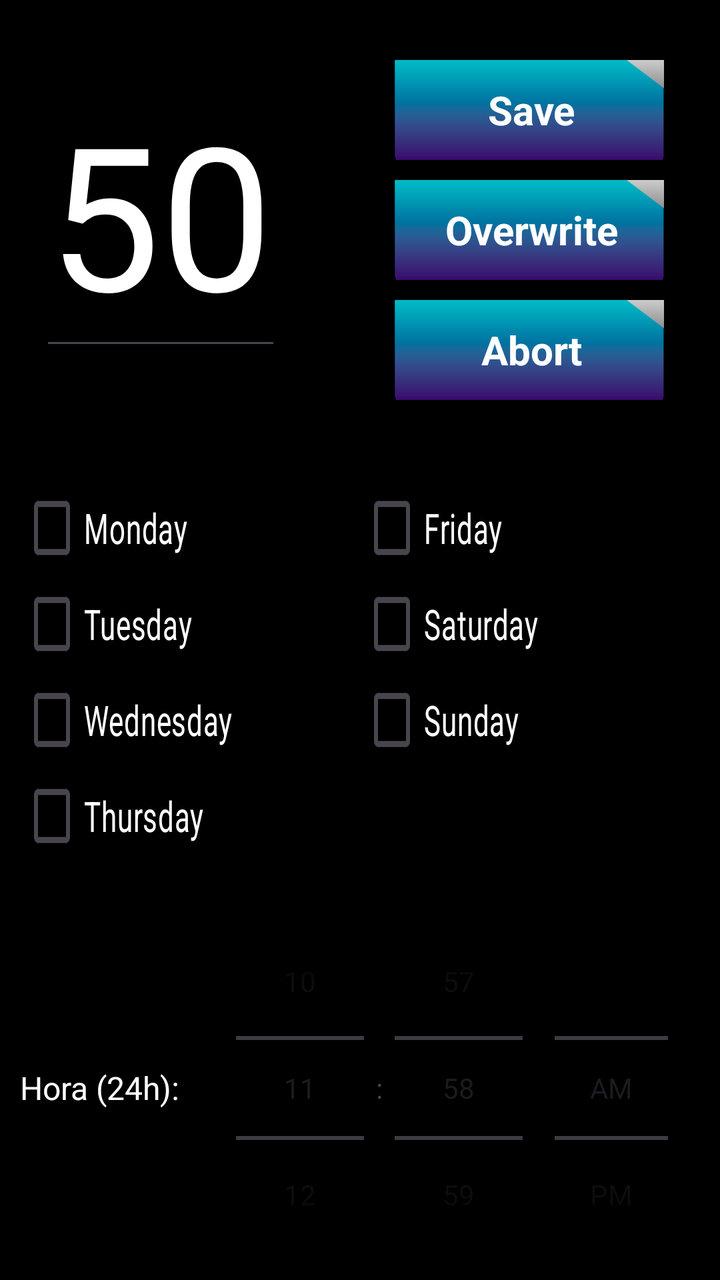
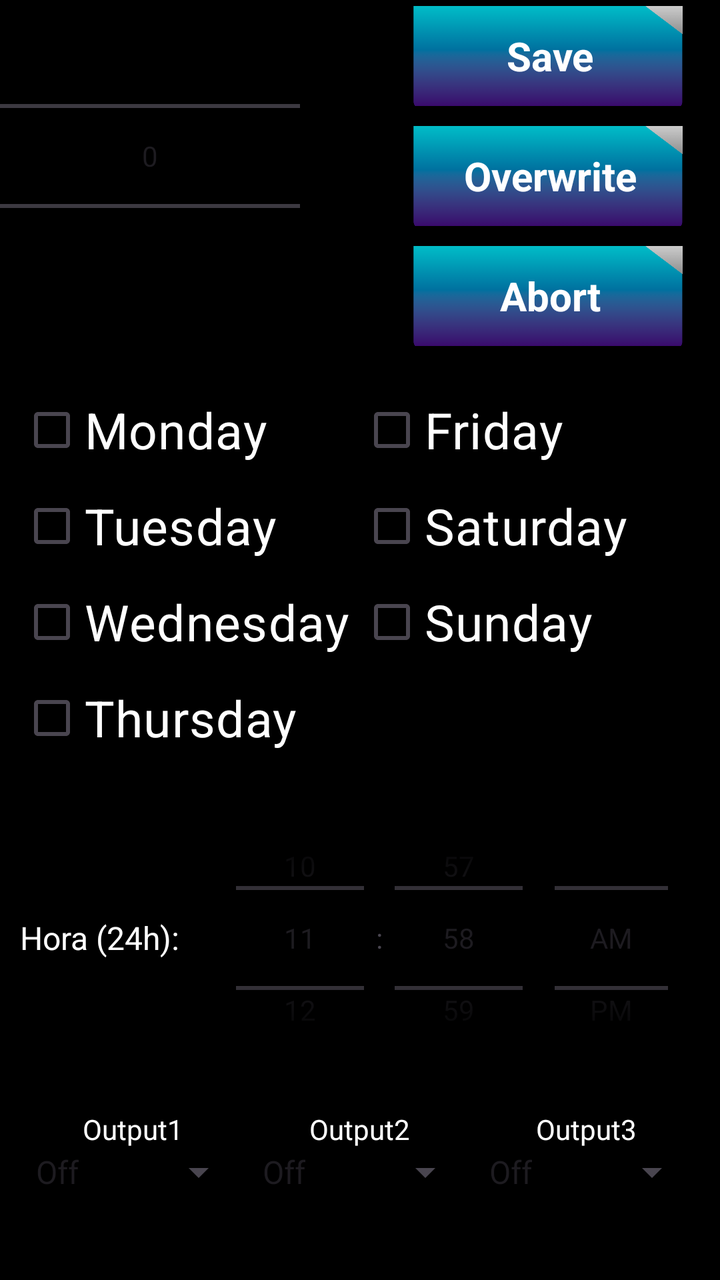

The first picture is an Android layout as it rendered before a commit; the second is the same layout after the commit. The layout source and the unified diff follow.
<!-- AndroidManifest.xml: application theme Theme.DigitalTimer -->
<!-- res/layout/fragment__set_alarm.xml -->
<?xml version="1.0" encoding="utf-8"?>
<LinearLayout xmlns:android="http://schemas.android.com/apk/res/android"
    xmlns:tools="http://schemas.android.com/tools"
    android:layout_width="match_parent"
    android:layout_height="match_parent"
    tools:context=".fragment_SetAlarm"
    android:background="@color/black"
    android:orientation="vertical"
    >




    <Space
        android:layout_width="wrap_content"
        android:layout_height="30dp"
        ></Space>

    <LinearLayout
        android:layout_width="match_parent"
        android:layout_height="wrap_content"
        android:orientation="vertical">

        <LinearLayout
            android:layout_width="wrap_content"
            android:layout_height="wrap_content"
            android:orientation="horizontal"
            >

            <EditText
                android:layout_width="wrap_content"
                android:layout_height="wrap_content"
                android:text="50"
                android:textSize="100dp"
                android:textColor="@color/white"
                android:hint="0"
                android:layout_marginStart="20dp"
                ></EditText>

            <Space
                android:layout_width="50dp"
                android:layout_height="wrap_content"
                ></Space>

            <LinearLayout
                android:layout_width="wrap_content"
                android:layout_height="wrap_content"
                android:orientation="vertical">

                <FrameLayout
                    android:id="@+id/ID_ButtonSave"
                    android:layout_width="150dp"
                    android:layout_height="50dp"
                    android:clickable="true"
                    android:focusable="true"
                    android:layout_gravity="center_horizontal"
                    android:layout_marginBottom="10dp"
                    android:layout_weight="0.33"
                    >

                    <ImageView
                        android:id="@+id/ID_ButtonImageSave"
                        android:layout_width="match_parent"
                        android:layout_height="match_parent"
                        android:src="@drawable/disable"
                        android:scaleType="centerCrop"></ImageView>

                    <TextView
                        android:id="@+id/ID_ButtonTextSave"
                        android:layout_width="match_parent"
                        android:layout_height="match_parent"
                        android:gravity="center"
                        android:text="Save"
                        android:textSize="20dp"
                        android:textColor="@color/white"
                        android:textStyle="bold"></TextView>

                </FrameLayout>
                <FrameLayout
                    android:id="@+id/ID_ButtonOverWrite"
                    android:layout_width="150dp"
                    android:layout_height="50dp"
                    android:clickable="true"
                    android:focusable="true"
                    android:layout_gravity="center_horizontal"
                    android:layout_marginBottom="10dp"
                    android:layout_weight="0.33"
                    >

                    <ImageView
                        android:id="@+id/ID_ButtonImageOverWrite"
                        android:layout_width="match_parent"
                        android:layout_height="match_parent"
                        android:src="@drawable/disable"
                        android:scaleType="centerCrop"></ImageView>

                    <TextView
                        android:id="@+id/ID_ButtonTextOverWrite"
                        android:layout_width="match_parent"
                        android:layout_height="match_parent"
                        android:gravity="center"
                        android:text="Overwrite"
                        android:textSize="20dp"
                        android:textColor="@color/white"
                        android:textStyle="bold"></TextView>

                </FrameLayout>
                <FrameLayout
                    android:id="@+id/ID_ButtonAbort"
                    android:layout_width="150dp"
                    android:layout_height="50dp"
                    android:clickable="true"
                    android:focusable="true"
                    android:layout_gravity="center_horizontal"
                    android:layout_marginBottom="10dp"
                    android:layout_weight="0.33"
                    >

                    <ImageView
                        android:id="@+id/ID_ButtonImageAbort"
                        android:layout_width="match_parent"
                        android:layout_height="match_parent"
                        android:src="@drawable/disable"
                        android:scaleType="centerCrop"></ImageView>

                    <TextView
                        android:id="@+id/ID_ButtonTextAbort"
                        android:layout_width="match_parent"
                        android:layout_height="match_parent"
                        android:gravity="center"
                        android:text="Abort"
                        android:textSize="20dp"
                        android:textColor="@color/white"
                        android:textStyle="bold"></TextView>

                </FrameLayout>



            </LinearLayout>
        </LinearLayout>

        <Space
            android:layout_width="wrap_content"
            android:layout_height="30dp"
            ></Space>

        <LinearLayout
            android:layout_width="match_parent"
            android:layout_height="wrap_content"
            android:layout_marginStart="10dp"
            android:layout_marginEnd="10dp"
            android:orientation="vertical">

            <LinearLayout
                android:layout_width="match_parent"
                android:layout_height="wrap_content"
                android:orientation="horizontal">

                <LinearLayout
                    android:layout_width="0dp"
                    android:layout_height="wrap_content"
                    android:layout_weight="1"
                    android:orientation="vertical">

                    <CheckBox
                        android:layout_width="wrap_content"
                        android:layout_height="wrap_content"
                        android:scaleX="1"
                        android:scaleY="1.5"
                        android:text="Monday"
                        android:textColor="@color/white"></CheckBox>

                    <CheckBox
                        android:layout_width="wrap_content"
                        android:layout_height="wrap_content"
                        android:scaleX="1"
                        android:scaleY="1.5"
                        android:text="Tuesday"
                        android:textColor="@color/white"></CheckBox>

                    <CheckBox
                        android:layout_width="wrap_content"
                        android:layout_height="wrap_content"
                        android:scaleX="1"
                        android:scaleY="1.5"
                        android:text="Wednesday"
                        android:textColor="@color/white"></CheckBox>

                    <CheckBox
                        android:layout_width="wrap_content"
                        android:layout_height="wrap_content"
                        android:scaleX="1"
                        android:scaleY="1.5"
                        android:text="Thursday"
                        android:textColor="@color/white"></CheckBox>

                </LinearLayout>

                <LinearLayout
                    android:layout_width="0dp"
                    android:layout_height="wrap_content"
                    android:layout_weight="1"
                    android:orientation="vertical">

                    <CheckBox
                        android:layout_width="wrap_content"
                        android:layout_height="wrap_content"
                        android:scaleX="1"
                        android:scaleY="1.5"
                        android:text="Friday"
                        android:textColor="@color/white"></CheckBox>

                    <CheckBox
                        android:layout_width="wrap_content"
                        android:layout_height="wrap_content"
                        android:scaleX="1"
                        android:scaleY="1.5"
                        android:text="Saturday"
                        android:textColor="@color/white"></CheckBox>

                    <CheckBox
                        android:layout_width="wrap_content"
                        android:layout_height="wrap_content"
                        android:scaleX="1"
                        android:scaleY="1.5"
                        android:text="Sunday"
                        android:textColor="@color/white"></CheckBox>

                </LinearLayout>

            </LinearLayout>

            <LinearLayout
                android:layout_width="match_parent"
                android:layout_height="wrap_content"
                android:layout_marginTop="16dp"
                android:gravity="center_vertical"
                android:orientation="horizontal">

                <TextView
                    android:layout_width="wrap_content"
                    android:layout_height="wrap_content"
                    android:layout_marginEnd="12dp"
                    android:text="Hora (24h):"
                    android:textColor="@color/white"
                    android:textSize="16sp"></TextView>

                <TimePicker
                    android:id="@+id/ID_TimePicker24h"
                    android:layout_width="wrap_content"
                    android:layout_height="wrap_content"
                    android:timePickerMode="spinner"></TimePicker>

            </LinearLayout>

        </LinearLayout>

        <Space
            android:layout_width="wrap_content"
            android:layout_height="20dp"></Space>

        <LinearLayout
            android:layout_width="match_parent"
            android:layout_height="wrap_content"
            android:layout_marginStart="10dp"
            android:layout_marginEnd="10dp"
            android:gravity="center"
            android:orientation="horizontal">

            <LinearLayout
                android:layout_width="0dp"
                android:layout_height="wrap_content"
                android:layout_weight="1"
                android:gravity="center_horizontal"
                android:orientation="vertical">

                <Spinner
                    android:id="@+id/ID_SpinnerOutput1"
                    android:layout_width="wrap_content"
                    android:layout_height="wrap_content"
                    android:entries="@array/output_selector_options"
                    android:spinnerMode="dropdown"></Spinner>

                <TextView
                    android:layout_width="wrap_content"
                    android:layout_height="wrap_content"
                    android:layout_marginTop="8dp"
                    android:text="Output1"
                    android:textColor="@color/white"></TextView>
            </LinearLayout>

            <LinearLayout
                android:layout_width="0dp"
                android:layout_height="wrap_content"
                android:layout_weight="1"
                android:gravity="center_horizontal"
                android:orientation="vertical">

                <Spinner
                    android:id="@+id/ID_SpinnerOutput2"
                    android:layout_width="wrap_content"
                    android:layout_height="wrap_content"
                    android:entries="@array/output_selector_options"
                    android:spinnerMode="dropdown"></Spinner>

                <TextView
                    android:layout_width="wrap_content"
                    android:layout_height="wrap_content"
                    android:layout_marginTop="8dp"
                    android:text="Output2"
                    android:textColor="@color/white"></TextView>
            </LinearLayout>

            <LinearLayout
                android:layout_width="0dp"
                android:layout_height="wrap_content"
                android:layout_weight="1"
                android:gravity="center_horizontal"
                android:orientation="vertical">

                <Spinner
                    android:id="@+id/ID_SpinnerOutput3"
                    android:layout_width="wrap_content"
                    android:layout_height="wrap_content"
                    android:entries="@array/output_selector_options"
                    android:spinnerMode="dropdown"></Spinner>

                <TextView
                    android:layout_width="wrap_content"
                    android:layout_height="wrap_content"
                    android:layout_marginTop="8dp"
                    android:text="Output3"
                    android:textColor="@color/white"></TextView>
            </LinearLayout>

        </LinearLayout>



    </LinearLayout>


</LinearLayout>
<!-- resources referenced by this layout -->
<resources>
  <string-array name="output_selector_options">
          <item>Off</item>
          <item>On</item>
          <item>Default</item>
      </string-array>
  <color name="black">#FF000000</color>
  <color name="white">#FFFFFFFF</color>
  <!-- drawable disable: png bitmap (drawable, 16982 bytes) -->
  <style name="Theme.DigitalTimer" parent="Base.Theme.DigitalTimer" />
  <style name="Base.Theme.DigitalTimer" parent="Theme.Material3.DayNight.NoActionBar">
          
          
      </style>
</resources>

<!-- the commit's change to res/layout/fragment__set_alarm.xml (unified diff, before → after) -->
@@ -2,18 +2,14 @@
 <LinearLayout xmlns:android="http://schemas.android.com/apk/res/android"
     xmlns:tools="http://schemas.android.com/tools"
     android:layout_width="match_parent"
-    android:layout_height="match_parent"
+    android:layout_height="wrap_content"
     tools:context=".fragment_SetAlarm"
     android:background="@color/black"
     android:orientation="vertical"
     >
-
-
-
-
     <Space
         android:layout_width="wrap_content"
-        android:layout_height="30dp"
+        android:layout_height="3dp"
         ></Space>
 
     <LinearLayout
@@ -27,15 +23,12 @@
             android:orientation="horizontal"
             >
 
-            <EditText
-                android:layout_width="wrap_content"
-                android:layout_height="wrap_content"
-                android:text="50"
-                android:textSize="100dp"
-                android:textColor="@color/white"
-                android:hint="0"
-                android:layout_marginStart="20dp"
-                ></EditText>
+            <NumberPicker
+                android:id="@+id/ID_PickerAlarms"
+                android:layout_width="150dp"
+                android:layout_height="150dp"
+
+                ></NumberPicker>
 
             <Space
                 android:layout_width="50dp"
@@ -142,7 +135,7 @@
 
         <Space
             android:layout_width="wrap_content"
-            android:layout_height="30dp"
+            android:layout_height="8dp"
             ></Space>
 
         <LinearLayout
@@ -166,32 +159,28 @@
                     <CheckBox
                         android:layout_width="wrap_content"
                         android:layout_height="wrap_content"
-                        android:scaleX="1"
-                        android:scaleY="1.5"
+                        android:textSize="25dp"
                         android:text="Monday"
                         android:textColor="@color/white"></CheckBox>
 
                     <CheckBox
                         android:layout_width="wrap_content"
                         android:layout_height="wrap_content"
-                        android:scaleX="1"
-                        android:scaleY="1.5"
+                        android:textSize="25dp"
                         android:text="Tuesday"
                         android:textColor="@color/white"></CheckBox>
 
                     <CheckBox
                         android:layout_width="wrap_content"
                         android:layout_height="wrap_content"
-                        android:scaleX="1"
-                        android:scaleY="1.5"
+                        android:textSize="25dp"
                         android:text="Wednesday"
                         android:textColor="@color/white"></CheckBox>
 
                     <CheckBox
                         android:layout_width="wrap_content"
                         android:layout_height="wrap_content"
-                        android:scaleX="1"
-                        android:scaleY="1.5"
+                        android:textSize="25dp"
                         android:text="Thursday"
                         android:textColor="@color/white"></CheckBox>
 
@@ -206,24 +195,21 @@
                     <CheckBox
                         android:layout_width="wrap_content"
                         android:layout_height="wrap_content"
-                        android:scaleX="1"
-                        android:scaleY="1.5"
+                        android:textSize="25dp"
                         android:text="Friday"
                         android:textColor="@color/white"></CheckBox>
 
                     <CheckBox
                         android:layout_width="wrap_content"
                         android:layout_height="wrap_content"
-                        android:scaleX="1"
-                        android:scaleY="1.5"
+                        android:textSize="25dp"
                         android:text="Saturday"
                         android:textColor="@color/white"></CheckBox>
 
                     <CheckBox
                         android:layout_width="wrap_content"
                         android:layout_height="wrap_content"
-                        android:scaleX="1"
-                        android:scaleY="1.5"
+                        android:textSize="25dp"
                         android:text="Sunday"
                         android:textColor="@color/white"></CheckBox>
 
@@ -249,7 +235,7 @@
                 <TimePicker
                     android:id="@+id/ID_TimePicker24h"
                     android:layout_width="wrap_content"
-                    android:layout_height="wrap_content"
+                    android:layout_height="140dp"
                     android:timePickerMode="spinner"></TimePicker>
 
             </LinearLayout>
@@ -258,7 +244,7 @@
 
         <Space
             android:layout_width="wrap_content"
-            android:layout_height="20dp"></Space>
+            android:layout_height="8dp"></Space>
 
         <LinearLayout
             android:layout_width="match_parent"
@@ -275,20 +261,22 @@
                 android:gravity="center_horizontal"
                 android:orientation="vertical">
 
-                <Spinner
-                    android:id="@+id/ID_SpinnerOutput1"
-                    android:layout_width="wrap_content"
-                    android:layout_height="wrap_content"
-                    android:entries="@array/output_selector_options"
-                    android:spinnerMode="dropdown"></Spinner>
-
                 <TextView
                     android:layout_width="wrap_content"
                     android:layout_height="wrap_content"
                     android:layout_marginTop="8dp"
                     android:text="Output1"
                     android:textColor="@color/white"></TextView>
-            </LinearLayout>
+
+
+                <Spinner
+                    android:id="@+id/ID_SpinnerOutput1"
+                    android:layout_width="wrap_content"
+                    android:layout_height="wrap_content"
+                    android:entries="@array/output_selector_options"
+                    android:spinnerMode="dropdown"></Spinner>
+
+                    </LinearLayout>
 
             <LinearLayout
                 android:layout_width="0dp"
@@ -297,20 +285,22 @@
                 android:gravity="center_horizontal"
                 android:orientation="vertical">
 
-                <Spinner
-                    android:id="@+id/ID_SpinnerOutput2"
-                    android:layout_width="wrap_content"
-                    android:layout_height="wrap_content"
-                    android:entries="@array/output_selector_options"
-                    android:spinnerMode="dropdown"></Spinner>
-
                 <TextView
                     android:layout_width="wrap_content"
                     android:layout_height="wrap_content"
                     android:layout_marginTop="8dp"
                     android:text="Output2"
                     android:textColor="@color/white"></TextView>
-            </LinearLayout>
+
+
+                <Spinner
+                    android:id="@+id/ID_SpinnerOutput2"
+                    android:layout_width="wrap_content"
+                    android:layout_height="wrap_content"
+                    android:entries="@array/output_selector_options"
+                    android:spinnerMode="dropdown"></Spinner>
+
+                  </LinearLayout>
 
             <LinearLayout
                 android:layout_width="0dp"
@@ -319,20 +309,22 @@
                 android:gravity="center_horizontal"
                 android:orientation="vertical">
 
-                <Spinner
-                    android:id="@+id/ID_SpinnerOutput3"
-                    android:layout_width="wrap_content"
-                    android:layout_height="wrap_content"
-                    android:entries="@array/output_selector_options"
-                    android:spinnerMode="dropdown"></Spinner>
-
                 <TextView
                     android:layout_width="wrap_content"
                     android:layout_height="wrap_content"
                     android:layout_marginTop="8dp"
                     android:text="Output3"
                     android:textColor="@color/white"></TextView>
-            </LinearLayout>
+
+
+                <Spinner
+                    android:id="@+id/ID_SpinnerOutput3"
+                    android:layout_width="wrap_content"
+                    android:layout_height="wrap_content"
+                    android:entries="@array/output_selector_options"
+                    android:spinnerMode="dropdown"></Spinner>
+
+                  </LinearLayout>
 
         </LinearLayout>
 
